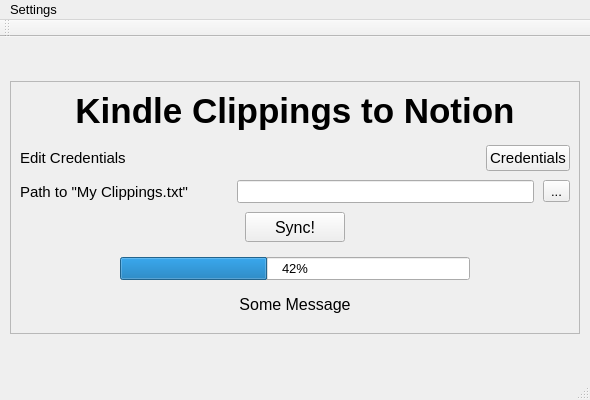
This is gui/main.ui in SenaThenu/kindle-clippings-to-notion as Qt 5 draws it before an edit. The edited form follows.
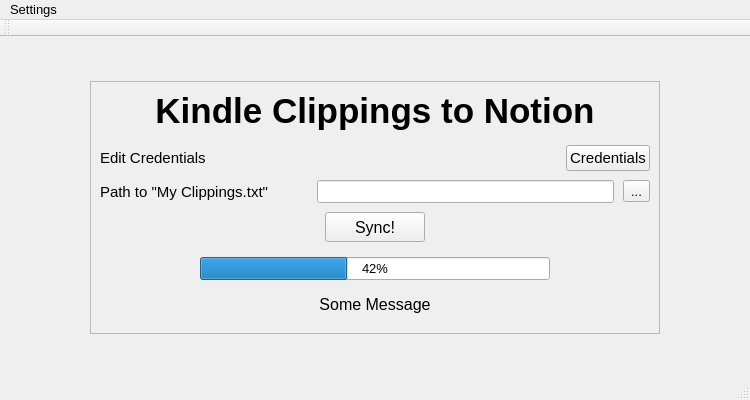
This is the edited form.

Commit message: resized the main ui

What changed in the file:
```diff
--- a/gui/main.ui
+++ b/gui/main.ui
@@ -6,7 +6,7 @@
    <rect>
     <x>0</x>
     <y>0</y>
-    <width>590</width>
+    <width>750</width>
     <height>400</height>
    </rect>
   </property>
@@ -18,7 +18,7 @@
   </property>
   <property name="maximumSize">
    <size>
-    <width>600</width>
+    <width>750</width>
     <height>400</height>
    </size>
   </property>
@@ -292,7 +292,7 @@
     <rect>
      <x>0</x>
      <y>0</y>
-     <width>590</width>
+     <width>750</width>
      <height>24</height>
     </rect>
    </property>
```
The commit also changes 1 other file.
